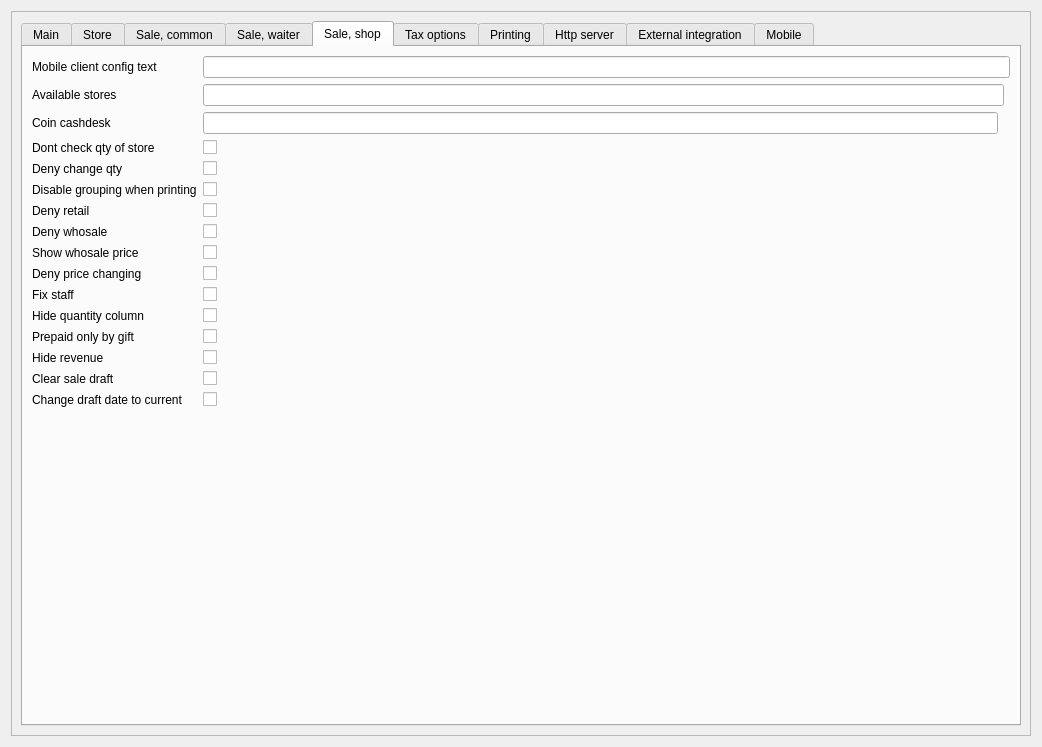
First picture: the form in Reports/c5settingswidget.ui, repository End1-1/Cafe5, before the edit.
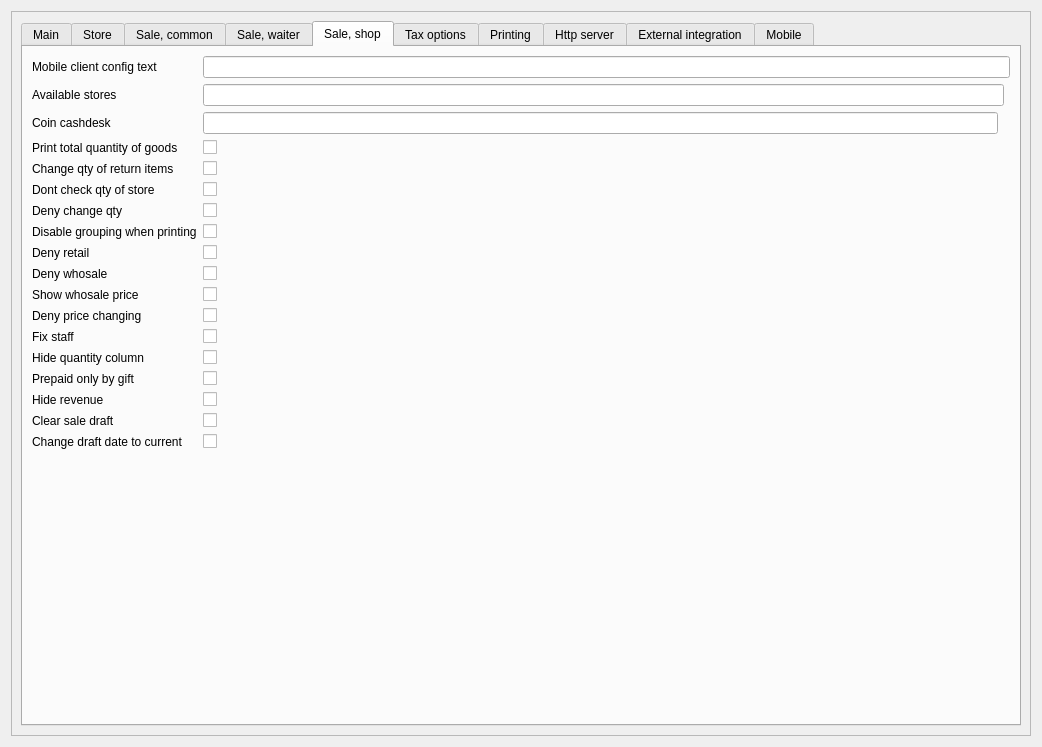
Second picture: the form after the edit. The open tabs and pages were chosen to show the change. Custom widgets are drawn as their Qt base class.

What changed in the file:
```diff
--- a/Reports/c5settingswidget.ui
+++ b/Reports/c5settingswidget.ui
@@ -42,8 +42,8 @@
        <rect>
         <x>0</x>
         <y>0</y>
-        <width>1001</width>
-        <height>808</height>
+        <width>1018</width>
+        <height>723</height>
        </rect>
       </property>
       <layout class="QHBoxLayout" name="horizontalLayout_2">
@@ -1123,7 +1123,145 @@
            <string>Sale, shop</string>
           </attribute>
           <layout class="QGridLayout" name="gridLayout_6">
+           <item row="12" column="0">
+            <widget class="QLabel" name="label_52">
+             <property name="text">
+              <string>Fix staff</string>
+             </property>
+            </widget>
+           </item>
+           <item row="14" column="0">
+            <widget class="QLabel" name="label_86">
+             <property name="text">
+              <string>Prepaid only by gift</string>
+             </property>
+            </widget>
+           </item>
+           <item row="13" column="1">
+            <widget class="C5CheckBox" name="chHideShopQuantity">
+             <property name="text">
+              <string/>
+             </property>
+             <property name="Tag" stdset="0">
+              <number>89</number>
+             </property>
+            </widget>
+           </item>
+           <item row="10" column="0">
+            <widget class="QLabel" name="label_119">
+             <property name="text">
+              <string>Show whosale price</string>
+             </property>
+            </widget>
+           </item>
+           <item row="6" column="1">
+            <widget class="C5CheckBox" name="chDenyQtychange">
+             <property name="text">
+              <string/>
+             </property>
+             <property name="Tag" stdset="0">
+              <number>81</number>
+             </property>
+            </widget>
+           </item>
+           <item row="18" column="1">
+            <spacer name="verticalSpacer_6">
+             <property name="orientation">
+              <enum>Qt::Orientation::Vertical</enum>
+             </property>
+             <property name="sizeHint" stdset="0">
+              <size>
+               <width>20</width>
+               <height>40</height>
+              </size>
+             </property>
+            </spacer>
+           </item>
+           <item row="3" column="1">
+            <widget class="C5CheckBox" name="chPrintTotyalQntOfGoods">
+             <property name="text">
+              <string/>
+             </property>
+             <property name="Tag" stdset="0">
+              <number>86</number>
+             </property>
+            </widget>
+           </item>
+           <item row="0" column="0">
+            <widget class="QLabel" name="label_84">
+             <property name="text">
+              <string>Mobile client config text</string>
+             </property>
+            </widget>
+           </item>
+           <item row="4" column="1">
+            <widget class="C5CheckBox" name="chDenyChangeQtyReturnItems">
+             <property name="text">
+              <string/>
+             </property>
+             <property name="Tag" stdset="0">
+              <number>86</number>
+             </property>
+            </widget>
+           </item>
+           <item row="4" column="0">
+            <widget class="QLabel" name="label_128">
+             <property name="text">
+              <string>Change qty of return items</string>
+             </property>
+            </widget>
+           </item>
+           <item row="1" column="1" colspan="2">
+            <widget class="QLineEdit" name="leAvailableStore"/>
+           </item>
+           <item row="11" column="1">
+            <widget class="C5CheckBox" name="chDenyPriceChange">
+             <property name="text">
+              <string/>
+             </property>
+             <property name="Tag" stdset="0">
+              <number>49</number>
+             </property>
+            </widget>
+           </item>
+           <item row="3" column="0">
+            <widget class="QLabel" name="label_127">
+             <property name="text">
+              <string>Print total quantity of goods</string>
+             </property>
+            </widget>
+           </item>
+           <item row="2" column="1">
+            <widget class="C5LineEdit" name="leCoinCashdesk"/>
+           </item>
+           <item row="9" column="1">
+            <widget class="C5CheckBox" name="chDenyWhosale">
+             <property name="text">
+              <string/>
+             </property>
+             <property name="Tag" stdset="0">
+              <number>48</number>
+             </property>
+            </widget>
+           </item>
+           <item row="9" column="0">
+            <widget class="QLabel" name="label_50">
+             <property name="text">
+              <string>Deny whosale</string>
+             </property>
+            </widget>
+           </item>
            <item row="10" column="1">
+            <widget class="C5CheckBox" name="chShowWhosalePrice">
+             <property name="text">
+              <string/>
+             </property>
+             <property name="Tag" stdset="0">
+              <number>48</number>
+             </property>
+            </widget>
+           </item>
+           <item row="12" column="1">
             <widget class="C5CheckBox" name="chFixShopStaff">
              <property name="text">
               <string/>
@@ -1133,15 +1271,32 @@
              </property>
             </widget>
            </item>
-           <item row="5" column="0">
+           <item row="6" column="0">
+            <widget class="QLabel" name="label_77">
+             <property name="text">
+              <string>Deny change qty</string>
+             </property>
+            </widget>
+           </item>
+           <item row="8" column="1">
+            <widget class="C5CheckBox" name="chDenyReatail">
+             <property name="text">
+              <string/>
+             </property>
+             <property name="Tag" stdset="0">
+              <number>47</number>
+             </property>
+            </widget>
+           </item>
+           <item row="7" column="0">
             <widget class="QLabel" name="label_78">
              <property name="text">
               <string>Disable grouping when printing</string>
              </property>
             </widget>
            </item>
-           <item row="7" column="1">
-            <widget class="C5CheckBox" name="chDenyWhosale">
+           <item row="16" column="1">
+            <widget class="C5CheckBox" name="chClearSaveDraft">
              <property name="text">
               <string/>
              </property>
@@ -1150,15 +1305,46 @@
              </property>
             </widget>
            </item>
-           <item row="3" column="0">
+           <item row="5" column="0">
             <widget class="QLabel" name="label_82">
              <property name="text">
               <string>Dont check qty of store</string>
              </property>
             </widget>
            </item>
-           <item row="14" column="1">
-            <widget class="C5CheckBox" name="chClearSaveDraft">
+           <item row="5" column="1">
+            <widget class="C5CheckBox" name="chDontCheckStoreQty">
+             <property name="text">
+              <string/>
+             </property>
+             <property name="Tag" stdset="0">
+              <number>86</number>
+             </property>
+            </widget>
+           </item>
+           <item row="11" column="0">
+            <widget class="QLabel" name="label_51">
+             <property name="text">
+              <string>Deny price changing</string>
+             </property>
+            </widget>
+           </item>
+           <item row="8" column="0">
+            <widget class="QLabel" name="label_49">
+             <property name="text">
+              <string>Deny retail</string>
+             </property>
+            </widget>
+           </item>
+           <item row="13" column="0">
+            <widget class="QLabel" name="label_85">
+             <property name="text">
+              <string>Hide quantity column</string>
+             </property>
+            </widget>
+           </item>
+           <item row="15" column="1">
+            <widget class="C5CheckBox" name="chHideRevenue">
              <property name="text">
               <string/>
              </property>
@@ -1167,20 +1353,6 @@
              </property>
             </widget>
            </item>
-           <item row="4" column="0">
-            <widget class="QLabel" name="label_77">
-             <property name="text">
-              <string>Deny change qty</string>
-             </property>
-            </widget>
-           </item>
-           <item row="12" column="0">
-            <widget class="QLabel" name="label_86">
-             <property name="text">
-              <string>Prepaid only by gift</string>
-             </property>
-            </widget>
-           </item>
            <item row="2" column="0">
             <widget class="QLabel" name="label_225">
              <property name="text">
@@ -1188,48 +1360,15 @@
              </property>
             </widget>
            </item>
-           <item row="11" column="1">
-            <widget class="C5CheckBox" name="chHideShopQuantity">
-             <property name="text">
-              <string/>
-             </property>
-             <property name="Tag" stdset="0">
-              <number>89</number>
-             </property>
-            </widget>
-           </item>
-           <item row="6" column="1">
-            <widget class="C5CheckBox" name="chDenyReatail">
-             <property name="text">
-              <string/>
-             </property>
-             <property name="Tag" stdset="0">
-              <number>47</number>
-             </property>
-            </widget>
-           </item>
-           <item row="9" column="1">
-            <widget class="C5CheckBox" name="chDenyPriceChange">
-             <property name="text">
-              <string/>
-             </property>
-             <property name="Tag" stdset="0">
-              <number>49</number>
-             </property>
-            </widget>
-           </item>
-           <item row="14" column="0">
+           <item row="16" column="0">
             <widget class="QLabel" name="label_121">
              <property name="text">
               <string>Clear sale draft</string>
              </property>
             </widget>
            </item>
-           <item row="1" column="1" colspan="2">
-            <widget class="QLineEdit" name="leAvailableStore"/>
-           </item>
-           <item row="15" column="1">
-            <widget class="C5CheckBox" name="chChangeDraftDateToCurrent">
+           <item row="14" column="1">
+            <widget class="C5CheckBox" name="chPrepaidOnlyByGift">
              <property name="text">
               <string/>
              </property>
@@ -1238,37 +1377,13 @@
              </property>
             </widget>
            </item>
-           <item row="7" column="0">
-            <widget class="QLabel" name="label_50">
-             <property name="text">
-              <string>Deny whosale</string>
-             </property>
-            </widget>
-           </item>
-           <item row="13" column="0">
+           <item row="15" column="0">
             <widget class="QLabel" name="label_118">
              <property name="text">
               <string>Hide revenue</string>
              </property>
             </widget>
            </item>
-           <item row="11" column="0">
-            <widget class="QLabel" name="label_85">
-             <property name="text">
-              <string>Hide quantity column</string>
-             </property>
-            </widget>
-           </item>
-           <item row="13" column="1">
-            <widget class="C5CheckBox" name="chHideRevenue">
-             <property name="text">
-              <string/>
-             </property>
-             <property name="Tag" stdset="0">
-              <number>89</number>
-             </property>
-            </widget>
-           </item>
            <item row="0" column="1" colspan="3">
             <widget class="C5LineEdit" name="leShopMobileClentConfig">
              <property name="minimumSize">
@@ -1288,36 +1403,6 @@
              </property>
             </widget>
            </item>
-           <item row="15" column="0">
-            <widget class="QLabel" name="label_126">
-             <property name="text">
-              <string>Change draft date to current</string>
-             </property>
-            </widget>
-           </item>
-           <item row="4" column="1">
-            <widget class="C5CheckBox" name="chDenyQtychange">
-             <property name="text">
-              <string/>
-             </property>
-             <property name="Tag" stdset="0">
-              <number>81</number>
-             </property>
-            </widget>
-           </item>
-           <item row="2" column="1">
-            <widget class="C5LineEdit" name="leCoinCashdesk"/>
-           </item>
-           <item row="3" column="1">
-            <widget class="C5CheckBox" name="chDontCheckStoreQty">
-             <property name="text">
-              <string/>
-             </property>
-             <property name="Tag" stdset="0">
-              <number>86</number>
-             </property>
-            </widget>
-           </item>
            <item row="1" column="0">
             <widget class="QLabel" name="label_105">
              <property name="text">
@@ -1325,51 +1410,7 @@
              </property>
             </widget>
            </item>
-           <item row="6" column="0">
-            <widget class="QLabel" name="label_49">
-             <property name="text">
-              <string>Deny retail</string>
-             </property>
-            </widget>
-           </item>
-           <item row="12" column="1">
-            <widget class="C5CheckBox" name="chPrepaidOnlyByGift">
-             <property name="text">
-              <string/>
-             </property>
-             <property name="Tag" stdset="0">
-              <number>89</number>
-             </property>
-            </widget>
-           </item>
-           <item row="10" column="0">
-            <widget class="QLabel" name="label_52">
-             <property name="text">
-              <string>Fix staff</string>
-             </property>
-            </widget>
-           </item>
-           <item row="8" column="0">
-            <widget class="QLabel" name="label_119">
-             <property name="text">
-              <string>Show whosale price</string>
-             </property>
-            </widget>
-           </item>
-           <item row="16" column="1">
-            <spacer name="verticalSpacer_6">
-             <property name="orientation">
-              <enum>Qt::Orientation::Vertical</enum>
-             </property>
-             <property name="sizeHint" stdset="0">
-              <size>
-               <width>20</width>
-               <height>40</height>
-              </size>
-             </property>
-            </spacer>
-           </item>
-           <item row="5" column="1">
+           <item row="7" column="1">
             <widget class="C5CheckBox" name="chDontGroupPrint">
              <property name="text">
               <string/>
@@ -1379,15 +1420,8 @@
              </property>
             </widget>
            </item>
-           <item row="0" column="0">
-            <widget class="QLabel" name="label_84">
-             <property name="text">
-              <string>Mobile client config text</string>
-             </property>
-            </widget>
-           </item>
-           <item row="8" column="1">
-            <widget class="C5CheckBox" name="chShowWhosalePrice">
+           <item row="17" column="1">
+            <widget class="C5CheckBox" name="chChangeDraftDateToCurrent">
              <property name="text">
               <string/>
              </property>
@@ -1396,10 +1430,10 @@
              </property>
             </widget>
            </item>
-           <item row="9" column="0">
-            <widget class="QLabel" name="label_51">
+           <item row="17" column="0">
+            <widget class="QLabel" name="label_126">
              <property name="text">
-              <string>Deny price changing</string>
+              <string>Change draft date to current</string>
              </property>
             </widget>
            </item>
@@ -2401,16 +2435,16 @@
   </layout>
  </widget>
  <customwidgets>
-  <customwidget>
-   <class>C5LineEdit</class>
-   <extends>QLineEdit</extends>
-   <header location="global">c5lineedit.h</header>
-  </customwidget>
   <customwidget>
    <class>C5LineEditWithSelector</class>
    <extends>QLineEdit</extends>
    <header location="global">c5lineeditwithselector.h</header>
   </customwidget>
+  <customwidget>
+   <class>C5LineEdit</class>
+   <extends>QLineEdit</extends>
+   <header location="global">c5lineedit.h</header>
+  </customwidget>
   <customwidget>
    <class>C5ComboBox</class>
    <extends>QComboBox</extends>
```
Left out of the diff: 4 changed lines with no effect on the pictures.
